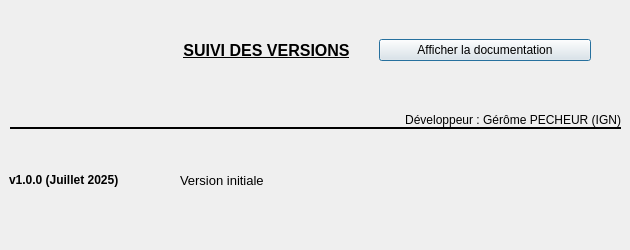
Old version of the form aproposde.ui in the repository IGNF/assistant-hydro-national-qgis-plugin.
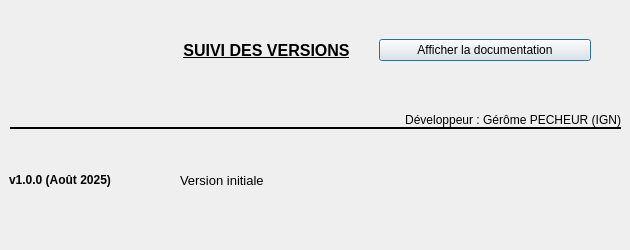
New version of the form. Icons and pictures are not drawn.

Patch:
```diff
--- a/aproposde.ui
+++ b/aproposde.ui
@@ -104,7 +104,7 @@
     <item>
      <widget class="QLabel" name="label_6">
       <property name="text">
-       <string>&lt;html&gt;&lt;head/&gt;&lt;body&gt;&lt;p&gt;&lt;span style=&quot; font-weight:600;&quot;&gt;v1.0.0 (Juillet 2025)&lt;/span&gt;&lt;/p&gt;&lt;/body&gt;&lt;/html&gt;</string>
+       <string>&lt;html&gt;&lt;head/&gt;&lt;body&gt;&lt;p&gt;&lt;span style=&quot; font-weight:600;&quot;&gt;v1.0.0 (Août 2025)&lt;/span&gt;&lt;/p&gt;&lt;/body&gt;&lt;/html&gt;</string>
       </property>
      </widget>
     </item>
```
